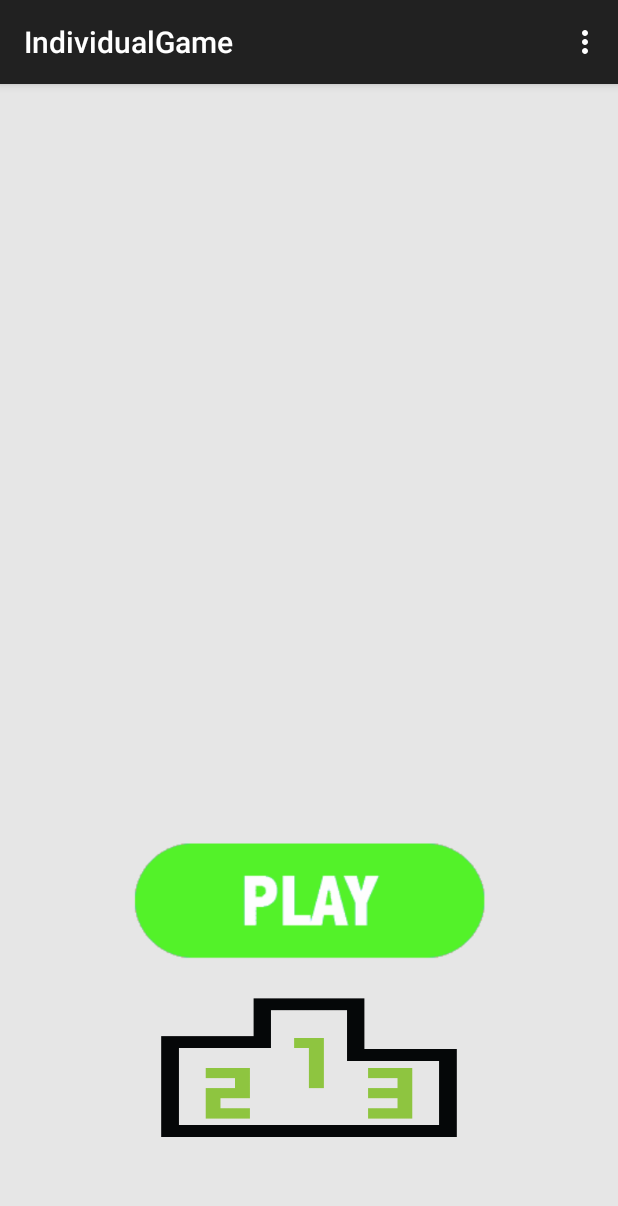
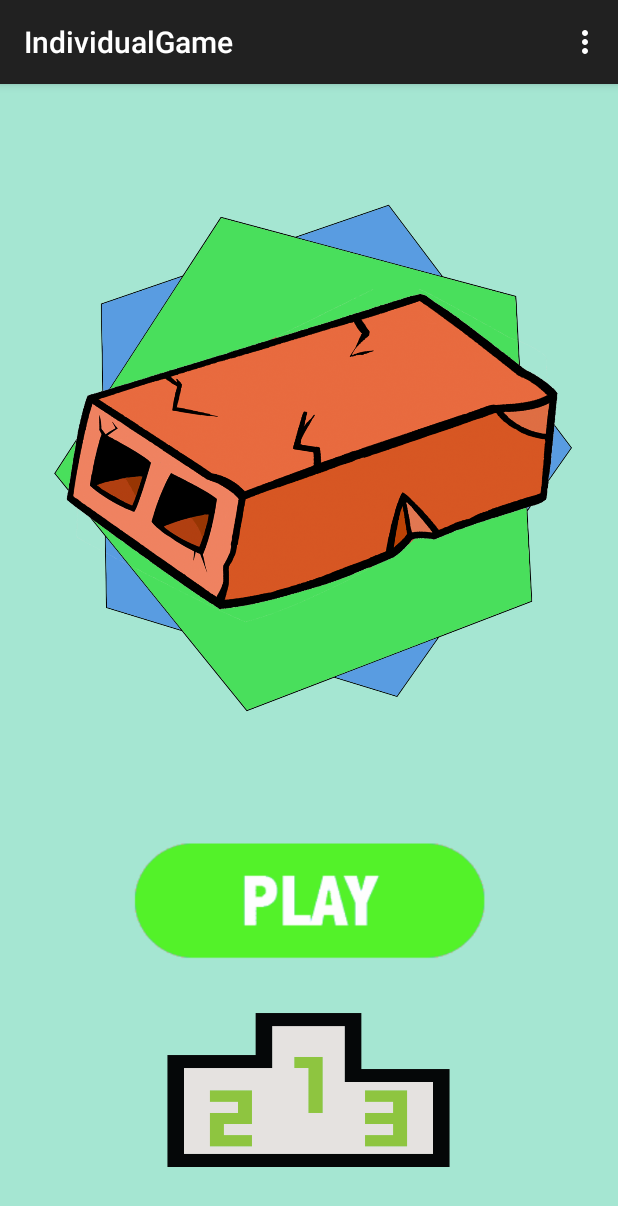
Before and after one commit to Turtle-Hero/IndividualGame, an Android app: the screen it shows after launch (MainMenu), on a phone screen of 412 x 824 dp. Shown: the top 1206 px of the screen. Run offline under Robolectric (Android 15) with nearby library versions, the phone set to English and light mode, and no system bars.

Commit message:
v1.03
-Added new ic_launcher icon
-added image for main menu
-changed background colors
-General Aesthetics improved.

```diff
--- a/AndroidStudioProjects/IndividualGame/app/src/main/res/layout/activity_main_menu.xml
+++ b/AndroidStudioProjects/IndividualGame/app/src/main/res/layout/activity_main_menu.xml
@@ -4,7 +4,7 @@
     android:paddingRight="@dimen/activity_horizontal_margin"
     android:paddingTop="@dimen/activity_vertical_margin"
     android:paddingBottom="@dimen/activity_vertical_margin" tools:context=".MainMenu"
-    android:background="#E6E6E6">
+    android:background="#ffa5e6d2">
 
     <ImageButton
         android:layout_width="275dp"
@@ -16,17 +16,26 @@
         android:src="@drawable/play_button"
         android:scaleType="fitXY"
         android:adjustViewBounds="true"
-        android:background="#E6E6E6" />
+        android:background="@null" />
 
     <ImageButton
-        android:layout_width="220dp"
-        android:layout_height="150dp"
+        android:layout_width="210dp"
+        android:layout_height="110dp"
         android:id="@+id/LButton"
-        android:layout_marginBottom="50dp"
         android:src="@drawable/leaderboard"
         android:adjustViewBounds="true"
+        android:scaleType="fitXY"
+        android:background="@null"
+        android:layout_marginBottom="30dp"
         android:layout_alignParentBottom="true"
-        android:layout_centerHorizontal="true"
-        android:scaleType="fitXY"
-        android:background="@null" />
+        android:layout_centerHorizontal="true" />
+
+    <ImageView
+        android:layout_width="wrap_content"
+        android:layout_height="wrap_content"
+        android:id="@+id/imageView"
+        android:src="@drawable/game_image"
+        android:layout_above="@+id/playButton"
+        android:layout_alignParentRight="true"
+        android:layout_alignParentEnd="true" />
 </RelativeLayout>
```
Also changed, not shown: AndroidStudioProjects/IndividualGame/app/src/main/res/layout/activity_leader_board.xml (+4 -3 lines), AndroidStudioProjects/IndividualGame/app/src/main/res/layout/activity_play.xml (+4 -5 lines), AndroidStudioProjects/IndividualGame/app/src/main/ic_launcher-web.png (added), AndroidStudioProjects/IndividualGame/app/src/main/res/drawable/game_image.png (added), AndroidStudioProjects/IndividualGame/app/src/main/res/drawable/leaderboard.png, AndroidStudioProjects/IndividualGame/app/src/main/res/mipmap-hdpi/ic_launcher.png (added), AndroidStudioProjects/IndividualGame/app/src/main/res/mipmap-mdpi/ic_launcher.png, AndroidStudioProjects/IndividualGame/app/src/main/res/mipmap-xhdpi/ic_launcher.png, AndroidStudioProjects/IndividualGame/app/src/main/res/mipmap-xxhdpi/ic_launcher.png, AndroidStudioProjects/IndividualGame/app/src/main/res/mipmap-xxxhdpi/ic_launcher.png (added).
